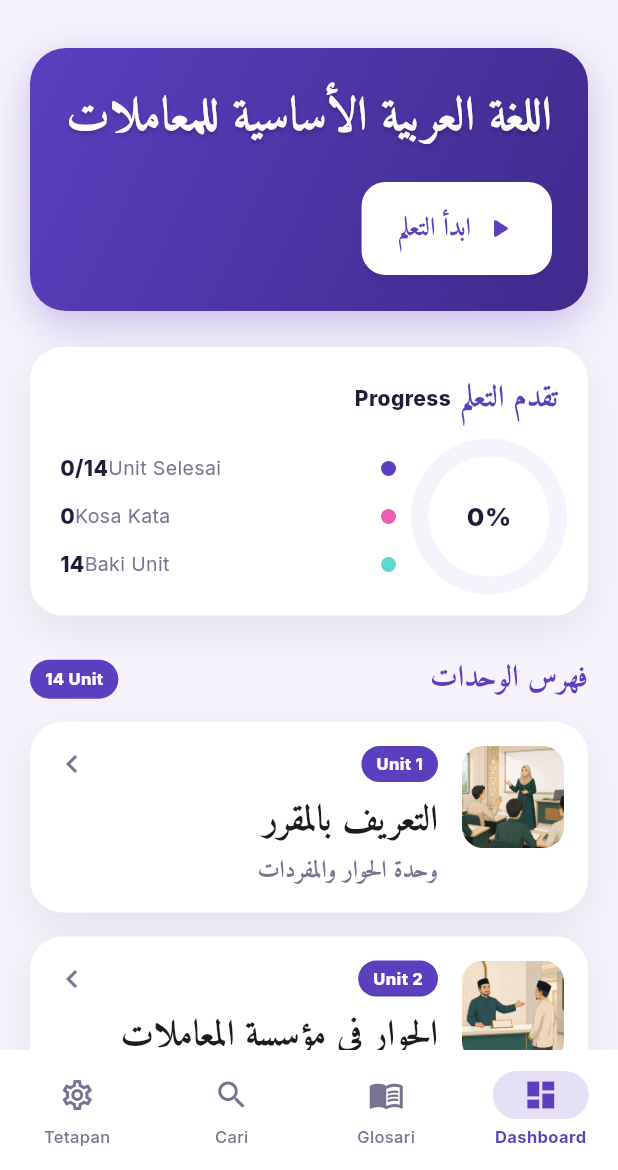
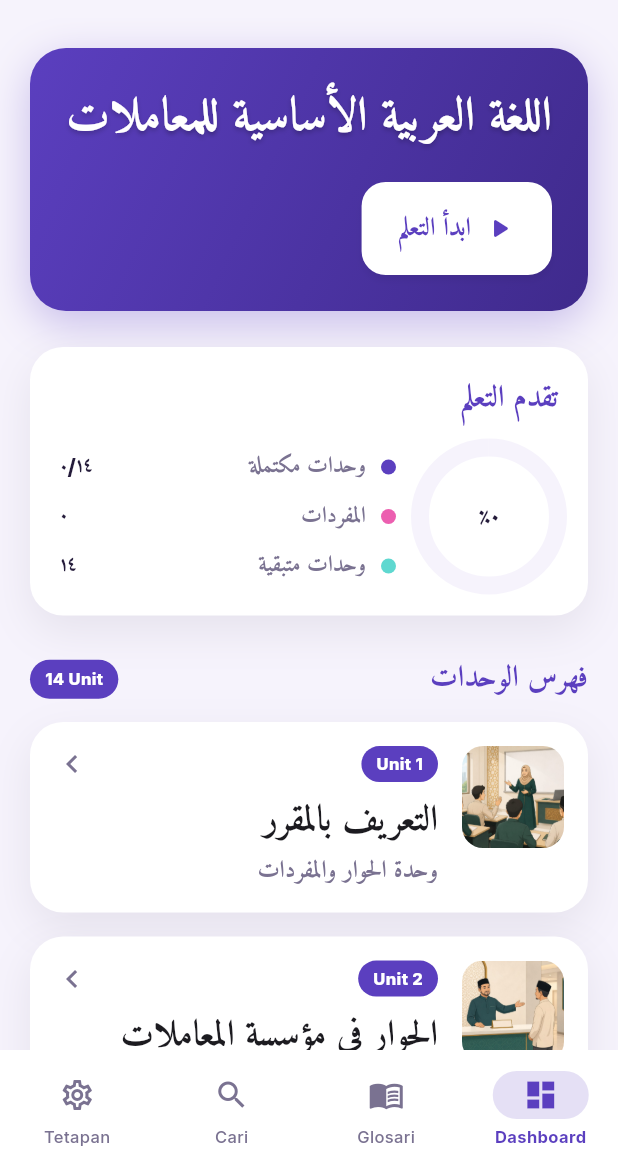
Before and after one commit to muzzammilKIAS/umt3033_flutter, a Flutter app: the screen it shows after launch, on a phone screen of 412 x 824 dp, the part 66-1236 px from its top. Run offline on Flutter 3.47's test engine with Material 3 defaults, Android fonts, the phone set to English and light mode, and no system bars; our stand-ins replace flutter_tts, just_audio, shared_preferences.

Commit message:
Fix qawaid table column order (RTL mirroring), make progress card fully Arabic
Qawaid grammar tables are authored as literal left-to-right row arrays
(e.g. a trailing serial-number column meant to land at the visual right
edge), but Table inherits the app's ambient RTL Directionality and
mirrors column order automatically -- pushing that last column to the
left instead. Force textDirection: TextDirection.ltr on the Table so
column index order maps directly to visual position; cell text keeps
its own RTL shaping independently.

Dashboard progress card: replace the Malay legend labels ("Unit
Selesai", "Kosa Kata", "Baki Unit") and the "Progress" kicker with
Arabic, and render the stats (percentage, counts) in Arabic-Indic
numerals so the card reads as fully Arabic instead of mixed.

Co-Authored-By: Claude Sonnet 5 <noreply@anthropic.com>

```diff
--- a/lib/screens/dashboard_screen.dart
+++ b/lib/screens/dashboard_screen.dart
@@ -13,6 +13,17 @@ import 'unit_screen.dart';
 final _harakatPattern = RegExp('[ً-ْٰ]');
 
 String _stripHarakat(String text) => text.replaceAll(_harakatPattern, '');
+
+const _westernDigits = '0123456789';
+const _arabicIndicDigits = '٠١٢٣٤٥٦٧٨٩';
+
+String _toArabicDigits(String input) => input
+    .split('')
+    .map((c) {
+      final i = _westernDigits.indexOf(c);
+      return i == -1 ? c : _arabicIndicDigits[i];
+    })
+    .join();
 
 class DashboardScreen extends StatelessWidget {
   final void Function(int unitId) onOpenUnit;
@@ -197,7 +208,7 @@ class DashboardScreen extends StatelessWidget {
       child: Column(
         crossAxisAlignment: CrossAxisAlignment.start,
         children: [
-          _sectionKicker(context, 'تَقَدُّمُ التَّعَلُّمِ', 'Progress'),
+          _sectionKicker(context, 'تَقَدُّمُ التَّعَلُّمِ'),
           const SizedBox(height: 18),
           Row(
             crossAxisAlignment: CrossAxisAlignment.center,
@@ -230,8 +241,8 @@ class DashboardScreen extends StatelessWidget {
                           ),
                         ),
                         Text(
-                          '${(value * 100).round()}%',
-                          textDirection: TextDirection.ltr,
+                          '${_toArabicDigits((value * 100).round().toString())}٪',
+                          textDirection: TextDirection.rtl,
                           style: TextStyle(
                             fontSize: 17,
                             fontWeight: FontWeight.w800,
@@ -251,22 +262,28 @@ class DashboardScreen extends StatelessWidget {
                     _legendRow(
                       context,
                       color: scheme.primary,
-                      label: 'Unit Selesai',
-                      value: '${storage.completedUnitCount}/14',
+                      label: 'وَحَدَاتٌ مُكْتَمِلَةٌ',
+                      value: _toArabicDigits(
+                        '${storage.completedUnitCount}/14',
+                      ),
                     ),
                     const SizedBox(height: 12),
                     _legendRow(
                       context,
                       color: scheme.secondary,
-                      label: 'Kosa Kata',
-                      value: '${storage.vocabLearned.length}',
+                      label: 'الْمُفْرَدَاتُ',
+                      value: _toArabicDigits(
+                        '${storage.vocabLearned.length}',
+                      ),
                     ),
                     const SizedBox(height: 12),
                     _legendRow(
                       context,
                       color: tokens.champagne,
-                      label: 'Baki Unit',
-                      value: '${14 - storage.completedUnitCount}',
+                      label: 'وَحَدَاتٌ مُتَبَقِّيَةٌ',
+                      value: _toArabicDigits(
+                        '${14 - storage.completedUnitCount}',
+                      ),
                     ),
                   ],
                 ),
@@ -295,16 +312,22 @@ class DashboardScreen extends StatelessWidget {
         const SizedBox(width: 10),
         Expanded(
           child: Text(
-            label,
-            textDirection: TextDirection.ltr,
+            _stripHarakat(label),
+            textDirection: TextDirection.rtl,
+            textAlign: TextAlign.right,
             maxLines: 1,
             overflow: TextOverflow.ellipsis,
-            style: TextStyle(fontSize: 13, color: tokens.textSecondary),
+            style: TextStyle(
+              fontFamily: 'Amiri',
+              fontSize: 15,
+              fontWeight: FontWeight.w600,
+              color: tokens.textSecondary,
+            ),
           ),
         ),
         Text(
           value,
-          textDirection: TextDirection.ltr,
+          textDirection: TextDirection.rtl,
           style: TextStyle(
             fontSize: 14,
             fontWeight: FontWeight.w800,
@@ -350,7 +373,7 @@ class DashboardScreen extends StatelessWidget {
     );
   }
 
-  Widget _sectionKicker(BuildContext context, String ar, String my) {
+  Widget _sectionKicker(BuildContext context, String ar, [String my = '']) {
     final tokens = context.tokens;
     final scheme = Theme.of(context).colorScheme;
     return Row(
@@ -365,6 +388,7 @@ class DashboardScreen extends StatelessWidget {
             fontWeight: FontWeight.bold,
           ),
         ),
+        if (my.isNotEmpty) ...[
           const SizedBox(width: 6),
           Text(
             my,
@@ -375,6 +399,7 @@ class DashboardScreen extends StatelessWidget {
               color: tokens.textPrimary,
             ),
           ),
+        ],
       ],
     );
   }
--- a/lib/screens/unit_screen.dart
+++ b/lib/screens/unit_screen.dart
@@ -866,6 +866,12 @@ class _UnitScreenState extends State<UnitScreen> {
       ),
       clipBehavior: Clip.antiAlias,
       child: Table(
+        // Row data is authored in literal left-to-right column order (e.g.
+        // a trailing "number" column that must land at the visual right
+        // edge). Force LTR column layout so it isn't mirrored by the app's
+        // ambient RTL Directionality; the Arabic cell text itself still
+        // renders RTL via each cell's own textDirection.
+        textDirection: TextDirection.ltr,
         border: TableBorder(horizontalInside: BorderSide(color: tokens.border)),
         children: rows.map((row) {
           return TableRow(
```
Lines whose indentation alone changed are shown as unchanged.
